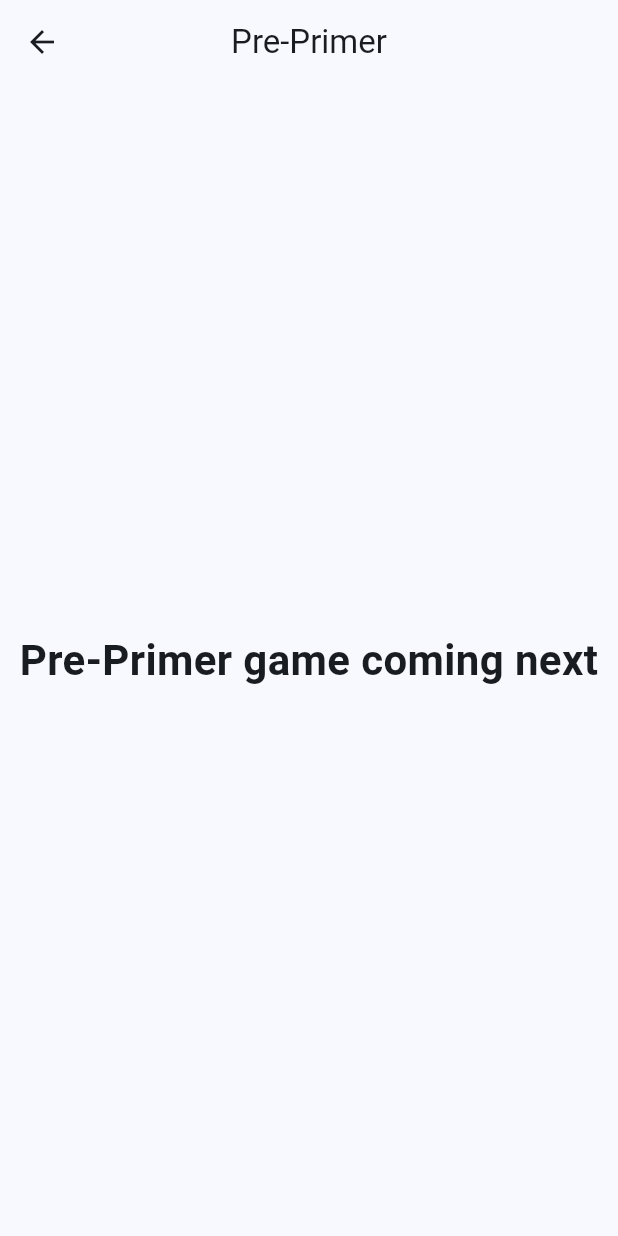
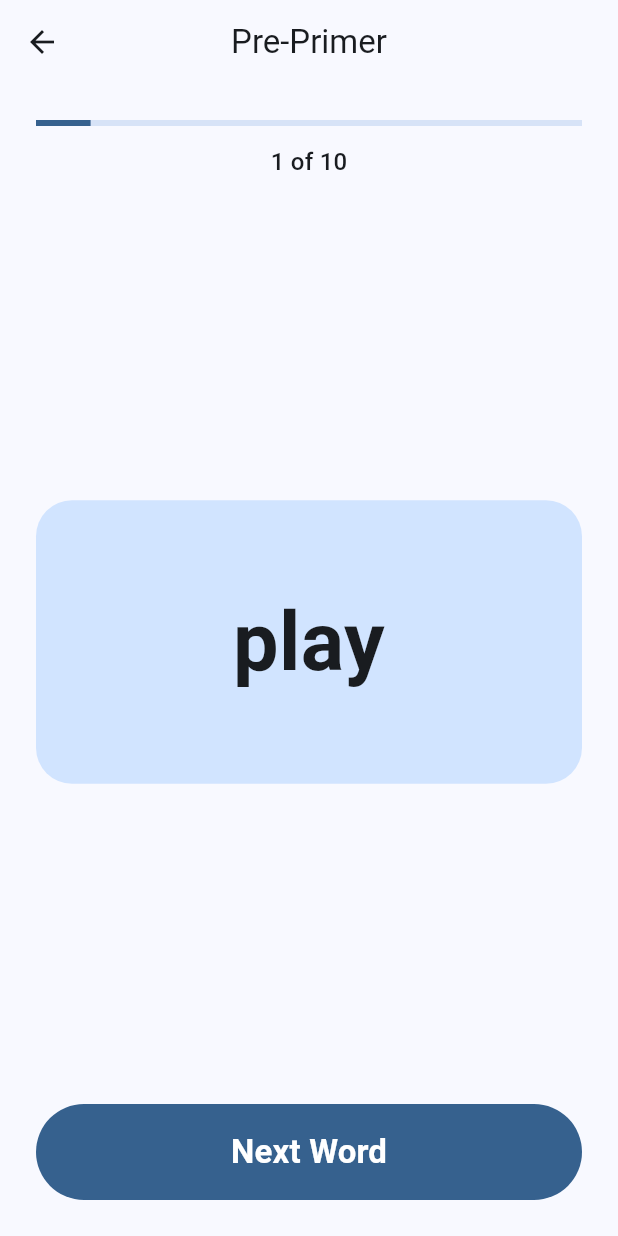
Before and after one commit to klkirk09/4150-Sight-Word-Flash, a Flutter app: the screen it shows after launch, after a tap on "Pre-Primer", on a phone screen of 412 x 824 dp. Run offline on Flutter 3.47's test engine with Material 3 defaults, Android fonts, the phone set to English and light mode, and no system bars.

Commit message:
Add base functionality for the sight game

```diff
--- a/lib/screens/game_screen.dart
+++ b/lib/screens/game_screen.dart
@@ -1,6 +1,9 @@
+import 'dart:math';
+
 import 'package:flutter/material.dart';
+import '../data/dolch_words.dart';
 
-class GameScreen extends StatelessWidget {
+class GameScreen extends StatefulWidget {
   final String level;
 
   const GameScreen({
@@ -9,20 +12,97 @@ class GameScreen extends StatelessWidget {
   });
 
   @override
+  State<GameScreen> createState() => _GameScreenState();
+}
+
+class _GameScreenState extends State<GameScreen> {
+  late final List<String> roundWords;
+  int currentIndex = 0;
+
+  @override
+  void initState() {
+    super.initState();
+
+    final words = DolchWords.getWordsForLevel(widget.level);
+    words.shuffle(Random());
+
+    roundWords = words.take(10).toList();
+  }
+
+  void _goToNextWord() {
+    if (currentIndex >= roundWords.length - 1) {
+      ScaffoldMessenger.of(context).showSnackBar(
+        const SnackBar(
+          content: Text('Round complete'),
+        ),
+      );
+      return;
+    }
+
+    setState(() {
+      currentIndex++;
+    });
+  }
+
+  @override
   Widget build(BuildContext context) {
+    final currentWord = roundWords[currentIndex];
+
     return Scaffold(
       appBar: AppBar(
-        title: Text(level),
+        title: Text(widget.level),
         centerTitle: true,
       ),
-      body: Center(
-        child: Text(
-          '$level game coming next',
-          style: const TextStyle(
-            fontSize: 28,
-            fontWeight: FontWeight.bold,
+      body: SafeArea(
+        child: Padding(
+          padding: const EdgeInsets.all(24),
+          child: Column(
+            children: [
+              LinearProgressIndicator(
+                value: (currentIndex + 1) / roundWords.length,
+              ),
+              const SizedBox(height: 12),
+              Text(
+                '${currentIndex + 1} of ${roundWords.length}',
+                style: Theme.of(context).textTheme.titleMedium,
+              ),
+              const Spacer(),
+              Container(
+                width: double.infinity,
+                padding: const EdgeInsets.symmetric(
+                  horizontal: 24,
+                  vertical: 56,
+                ),
+                decoration: BoxDecoration(
+                  color: Theme.of(context).colorScheme.primaryContainer,
+                  borderRadius: BorderRadius.circular(24),
+                ),
+                child: Text(
+                  currentWord,
+                  textAlign: TextAlign.center,
+                  style: const TextStyle(
+                    fontSize: 54,
+                    fontWeight: FontWeight.bold,
+                  ),
+                ),
+              ),
+              const Spacer(),
+              SizedBox(
+                width: double.infinity,
+                height: 64,
+                child: FilledButton(
+                  onPressed: _goToNextWord,
+                  child: const Text(
+                    'Next Word',
+                    style: TextStyle(
+                      fontSize: 22,
+                      fontWeight: FontWeight.bold,
+                    ),
+                  ),
+                ),
+              ),
+            ],
           ),
-          textAlign: TextAlign.center,
         ),
       ),
     );
```
